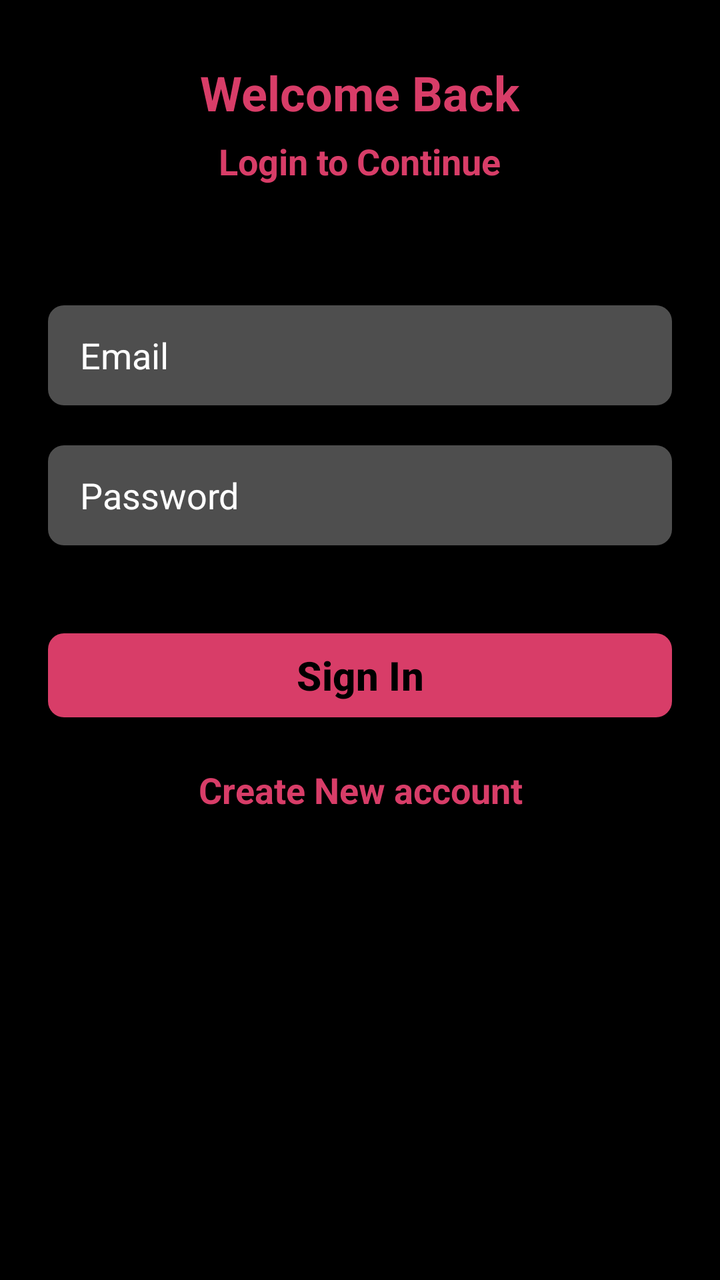
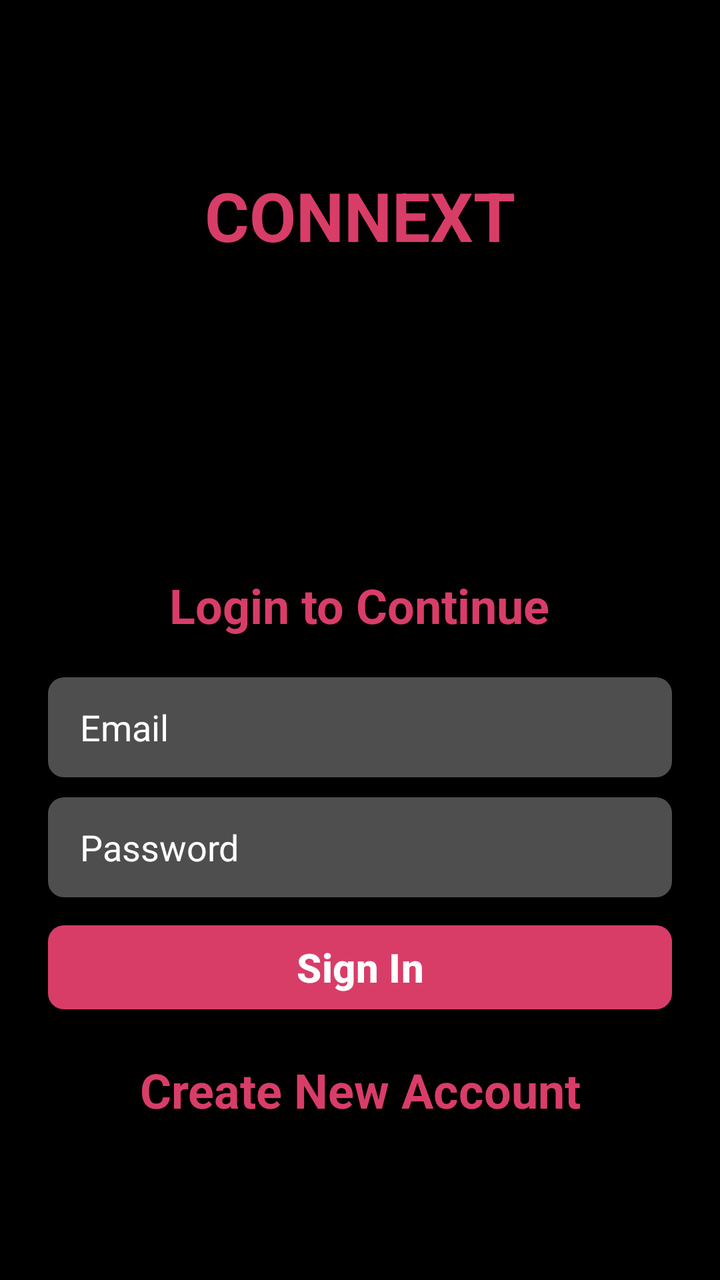

Compare the two renders of this Android layout. The source of the first and the diff that turns it into the second are given below.
<!-- AndroidManifest.xml: application theme Theme.SignIn_App -->
<!-- res/layout/activity_sign_in.xml -->
<?xml version="1.0" encoding="utf-8"?>
<ScrollView xmlns:android="http://schemas.android.com/apk/res/android"
    xmlns:app="http://schemas.android.com/apk/res-auto"
    android:background="@color/black"
    xmlns:tools="http://schemas.android.com/tools"
    android:id="@+id/main"
    android:layout_width="match_parent"
    android:fitsSystemWindows="true"
    android:layout_height="match_parent"
    android:clipToPadding="false"
    android:overScrollMode="never"
    android:padding="24dp"
    android:scrollbars="none"
    tools:context=".activities.SignInActivity">

    <LinearLayout
        android:layout_width="match_parent"
        android:layout_height="wrap_content"
        android:orientation="vertical"
        android:gravity="center_horizontal">

        <TextView
            android:layout_width="wrap_content"
            android:layout_height="wrap_content"
            android:text="@string/welcome_back"
            android:textColor="@color/primary"
            android:textSize="24sp"
            android:textStyle="bold"
            android:layout_marginTop="6dp"/>

        <TextView
            android:layout_width="wrap_content"
            android:layout_height="wrap_content"
            android:text="@string/login_to_continue"
            android:textColor="@color/primary"
            android:textSize="18sp"
            android:textStyle="bold"
            android:layout_marginTop="6dp"/>

        <EditText
            android:layout_width="match_parent"
            android:layout_height="50dp"
            android:id="@+id/inputEmail"
            android:layout_marginTop="60dp"
            android:hint="@string/email"
            android:imeOptions="actionNext"
            android:importantForAutofill="no"
            android:inputType="textEmailAddress"
            android:paddingStart="16dp"
            android:paddingEnd="16dp"
            android:background="@drawable/background_input"
            android:textColorHint="@color/primary_text"
            android:textColor="@color/primary_text"
            android:textAlignment="gravity"
            android:textSize="18sp"/>

        <EditText
            android:layout_width="match_parent"
            android:layout_height="50dp"
            android:id="@+id/inputPassword"
            android:layout_marginTop="20dp"
            android:hint="@string/password"
            android:imeOptions="actionNext"
            android:importantForAutofill="no"
            android:inputType="textPassword"
            android:paddingStart="16dp"
            android:paddingEnd="16dp"
            android:background="@drawable/background_input"
            android:textColorHint="@color/primary_text"
            android:textColor="@color/primary_text"
            android:textAlignment="gravity"
            android:textSize="18sp"/>

        <FrameLayout
            android:layout_width="match_parent"
            android:layout_height="match_parent"
            android:layout_marginTop="20dp"
            android:animateLayoutChanges="true">

        <com.google.android.material.button.MaterialButton
            android:layout_width="match_parent"
            android:layout_height="50dp"
            android:layout_marginTop="20dp"
            android:text="@string/sign_in"
            android:textAlignment="gravity"
            android:textColor="@color/black"
            android:textSize="20sp"
            android:id="@+id/buttonSignIn"
            android:textStyle="bold"
            app:cornerRadius="8dp"/>

            <ProgressBar
                android:layout_width="25dp"
                android:layout_height="25dp"
                android:id="@+id/progressBar"
                android:layout_gravity="center"
                android:visibility="invisible"/>
        </FrameLayout>

        <TextView
            android:id="@+id/textCreateNewAccount"
            android:layout_width="match_parent"
            android:layout_height="wrap_content"
            android:layout_marginTop="20dp"
            android:text="@string/create_new_account"
            android:textAlignment="center"
            android:textColor="@color/primary"
            android:textSize="18sp"
            android:textStyle="bold"
            />


    </LinearLayout>
</ScrollView>
<!-- resources referenced by this layout -->
<resources>
  <color name="black">#FF000000</color>
  <color name="primary">#FFD83D68</color>
  <color name="primary_text">#FFFFFF</color>
  <!-- drawable background_input (drawable) -->
  <?xml version="1.0" encoding="utf-8"?>
  <shape xmlns:android="http://schemas.android.com/apk/res/android" android:shape="rectangle">
      <solid android:color="@color/input_background"/>
      <corners android:radius="8dp"/>
  </shape>
  <string name="create_new_account">Create New account</string>
  <string name="email">Email</string>
  <string name="login_to_continue">Login to Continue</string>
  <string name="password">Password</string>
  <string name="sign_in">Sign In</string>
  <string name="welcome_back">Welcome Back</string>
  <style name="Theme.SignIn_App" parent="Base.Theme.SignIn_App" />
  <color name="input_background">#4E4E4E</color>
  <style name="Base.Theme.SignIn_App" parent="Theme.Material3.DayNight.NoActionBar">
          
          
          <item name="colorPrimary">@color/primary</item>
          <item name="android:statusBarColor">@color/primary</item>
          <item name="android:windowBackground">@color/black</item>
      </style>
</resources>

<!-- the commit's change to res/layout/activity_sign_in.xml (unified diff, before → after) -->
@@ -1,5 +1,5 @@
 <?xml version="1.0" encoding="utf-8"?>
-<ScrollView xmlns:android="http://schemas.android.com/apk/res/android"
+<androidx.constraintlayout.widget.ConstraintLayout xmlns:android="http://schemas.android.com/apk/res/android"
     xmlns:app="http://schemas.android.com/apk/res-auto"
     android:background="@color/black"
     xmlns:tools="http://schemas.android.com/tools"
@@ -13,102 +13,115 @@
     android:scrollbars="none"
     tools:context=".activities.SignInActivity">
 
-    <LinearLayout
+    <ScrollView
         android:layout_width="match_parent"
-        android:layout_height="wrap_content"
-        android:orientation="vertical"
-        android:gravity="center_horizontal">
+        android:layout_height="match_parent"
+        app:layout_constraintTop_toTopOf="parent"
+        app:layout_constraintBottom_toBottomOf="parent">
 
-        <TextView
-            android:layout_width="wrap_content"
-            android:layout_height="wrap_content"
-            android:text="@string/welcome_back"
-            android:textColor="@color/primary"
-            android:textSize="24sp"
-            android:textStyle="bold"
-            android:layout_marginTop="6dp"/>
-
-        <TextView
-            android:layout_width="wrap_content"
-            android:layout_height="wrap_content"
-            android:text="@string/login_to_continue"
-            android:textColor="@color/primary"
-            android:textSize="18sp"
-            android:textStyle="bold"
-            android:layout_marginTop="6dp"/>
-
-        <EditText
-            android:layout_width="match_parent"
-            android:layout_height="50dp"
-            android:id="@+id/inputEmail"
-            android:layout_marginTop="60dp"
-            android:hint="@string/email"
-            android:imeOptions="actionNext"
-            android:importantForAutofill="no"
-            android:inputType="textEmailAddress"
-            android:paddingStart="16dp"
-            android:paddingEnd="16dp"
-            android:background="@drawable/background_input"
-            android:textColorHint="@color/primary_text"
-            android:textColor="@color/primary_text"
-            android:textAlignment="gravity"
-            android:textSize="18sp"/>
-
-        <EditText
-            android:layout_width="match_parent"
-            android:layout_height="50dp"
-            android:id="@+id/inputPassword"
-            android:layout_marginTop="20dp"
-            android:hint="@string/password"
-            android:imeOptions="actionNext"
-            android:importantForAutofill="no"
-            android:inputType="textPassword"
-            android:paddingStart="16dp"
-            android:paddingEnd="16dp"
-            android:background="@drawable/background_input"
-            android:textColorHint="@color/primary_text"
-            android:textColor="@color/primary_text"
-            android:textAlignment="gravity"
-            android:textSize="18sp"/>
-
-        <FrameLayout
-            android:layout_width="match_parent"
-            android:layout_height="match_parent"
-            android:layout_marginTop="20dp"
-            android:animateLayoutChanges="true">
-
-        <com.google.android.material.button.MaterialButton
-            android:layout_width="match_parent"
-            android:layout_height="50dp"
-            android:layout_marginTop="20dp"
-            android:text="@string/sign_in"
-            android:textAlignment="gravity"
-            android:textColor="@color/black"
-            android:textSize="20sp"
-            android:id="@+id/buttonSignIn"
-            android:textStyle="bold"
-            app:cornerRadius="8dp"/>
-
-            <ProgressBar
-                android:layout_width="25dp"
-                android:layout_height="25dp"
-                android:id="@+id/progressBar"
-                android:layout_gravity="center"
-                android:visibility="invisible"/>
-        </FrameLayout>
-
-        <TextView
-            android:id="@+id/textCreateNewAccount"
+        <LinearLayout
             android:layout_width="match_parent"
             android:layout_height="wrap_content"
-            android:layout_marginTop="20dp"
-            android:text="@string/create_new_account"
-            android:textAlignment="center"
-            android:textColor="@color/primary"
-            android:textSize="18sp"
-            android:textStyle="bold"
-            />
+            android:orientation="vertical"
+            android:layout_gravity="center"
+            android:gravity="center_horizontal">
+
+            <TextView
+                android:layout_width="wrap_content"
+                android:layout_height="wrap_content"
+                android:text="CONNEXT"
+                android:textColor="@color/primary"
+                android:textSize="34sp"
+                android:textStyle="bold"
+                android:layout_marginTop="6dp"/>
+
+            <ImageView
+                android:layout_width="150dp"
+                android:layout_height="150dp"
+                android:src="@mipmap/ic_launcher"/>
+
+            <TextView
+                android:layout_width="wrap_content"
+                android:layout_height="wrap_content"
+                android:text="@string/login_to_continue"
+                android:textColor="@color/primary"
+                android:textSize="24sp"
+                android:textStyle="bold"
+                android:layout_marginTop="6dp"/>
+
+            <EditText
+                android:layout_width="match_parent"
+                android:layout_height="50dp"
+                android:id="@+id/inputEmail"
+                android:layout_marginTop="20dp"
+                android:hint="@string/email"
+                android:imeOptions="actionNext"
+                android:importantForAutofill="no"
+                android:inputType="textEmailAddress"
+                android:paddingStart="16dp"
+                android:paddingEnd="16dp"
+                android:background="@drawable/background_input"
+                android:textColorHint="@color/primary_text"
+                android:textColor="@color/primary_text"
+                android:textAlignment="gravity"
+                android:textSize="18sp"/>
+
+            <EditText
+                android:layout_width="match_parent"
+                android:layout_height="50dp"
+                android:layout_marginTop="10dp"
+                android:id="@+id/inputPassword"
+                android:hint="@string/password"
+                android:imeOptions="actionNext"
+                android:importantForAutofill="no"
+                android:inputType="textPassword"
+                android:paddingStart="16dp"
+                android:paddingEnd="16dp"
+                android:background="@drawable/background_input"
+                android:textColorHint="@color/primary_text"
+                android:textColor="@color/primary_text"
+                android:textAlignment="gravity"
+                android:textSize="18sp"/>
+
+            <FrameLayout
+                android:layout_width="match_parent"
+                android:layout_height="match_parent"
+                android:layout_marginTop="0dp"
+                android:animateLayoutChanges="true">
+
+            <com.google.android.material.button.MaterialButton
+                android:layout_width="match_parent"
+                android:layout_height="50dp"
+                android:layout_marginTop="10dp"
+                android:text="@string/sign_in"
+                android:textAlignment="gravity"
+                android:textColor="@color/white"
+                android:textSize="20sp"
+                android:id="@+id/buttonSignIn"
+                android:textStyle="bold"
+                app:cornerRadius="8dp"/>
+
+                <ProgressBar
+                    android:layout_width="25dp"
+                    android:layout_height="25dp"
+                    android:id="@+id/progressBar"
+                    android:layout_gravity="center"
+                    android:visibility="invisible"/>
+            </FrameLayout>
+
+            <TextView
+                android:id="@+id/textCreateNewAccount"
+                android:layout_width="match_parent"
+                android:layout_height="wrap_content"
+                android:layout_marginTop="20dp"
+                android:text="Create New Account"
+                android:textAlignment="center"
+                android:textColor="@color/primary"
+                android:textSize="24sp"
+                android:textStyle="bold"
+                />
 
 
-    </LinearLayout>
-</ScrollView>
+        </LinearLayout>
+    </ScrollView>
+</androidx.constraintlayout.widget.ConstraintLayout>
<!-- resource entries referenced after the edit -->
@@ -3,20 +3,27 @@
   <color name="black">#FF000000</color>
   <color name="primary">#FFD83D68</color>
   <color name="primary_text">#FFFFFF</color>
+  <color name="white">#FFFFFFFF</color>
   <!-- drawable background_input (drawable) -->
   <?xml version="1.0" encoding="utf-8"?>
   <shape xmlns:android="http://schemas.android.com/apk/res/android" android:shape="rectangle">
       <solid android:color="@color/input_background"/>
       <corners android:radius="8dp"/>
   </shape>
-  <string name="create_new_account">Create New account</string>
+  <!-- mipmap ic_launcher (mipmap-anydpi-v26) -->
+  <?xml version="1.0" encoding="utf-8"?>
+  <adaptive-icon xmlns:android="http://schemas.android.com/apk/res/android">
+      <background android:drawable="@color/ic_launcher_background"/>
+      <foreground android:drawable="@mipmap/ic_launcher_foreground"/>
+      <monochrome android:drawable="@mipmap/ic_launcher_foreground"/>
+  </adaptive-icon>
   <string name="email">Email</string>
   <string name="login_to_continue">Login to Continue</string>
   <string name="password">Password</string>
   <string name="sign_in">Sign In</string>
-  <string name="welcome_back">Welcome Back</string>
   <style name="Theme.SignIn_App" parent="Base.Theme.SignIn_App" />
   <color name="input_background">#4E4E4E</color>
+  <color name="ic_launcher_background">#000000</color>
   <style name="Base.Theme.SignIn_App" parent="Theme.Material3.DayNight.NoActionBar">
           
           
